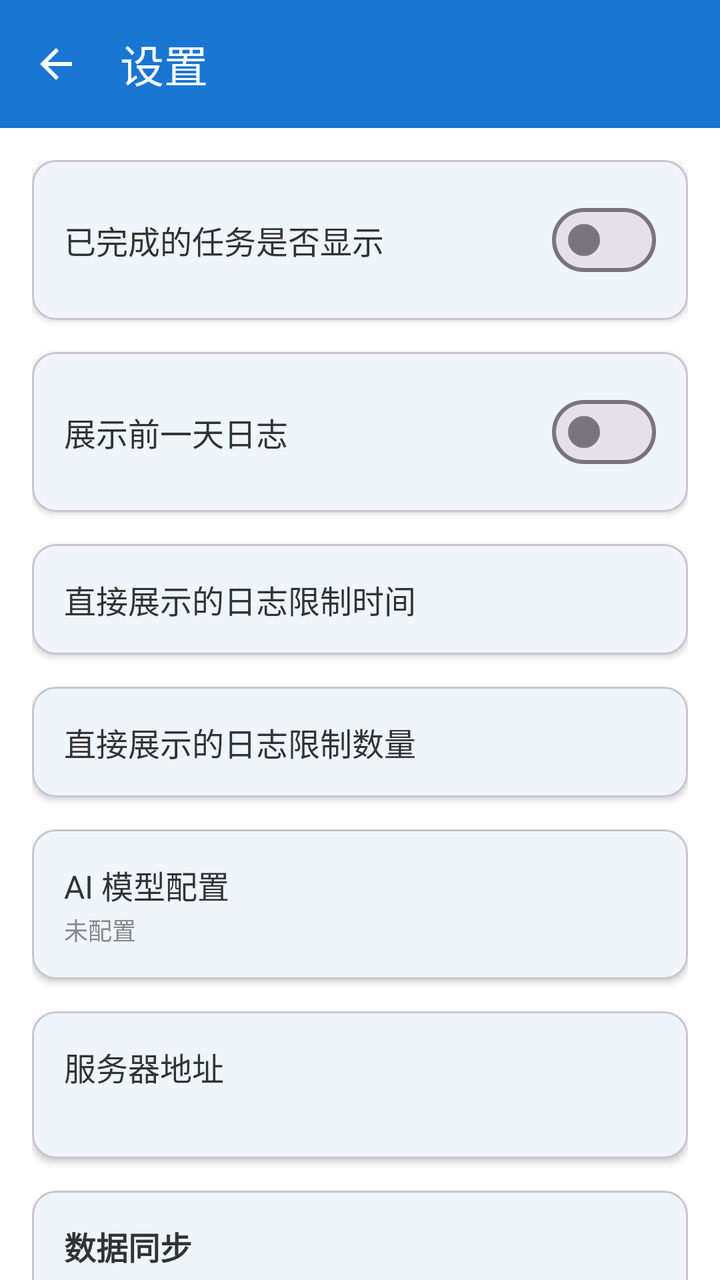
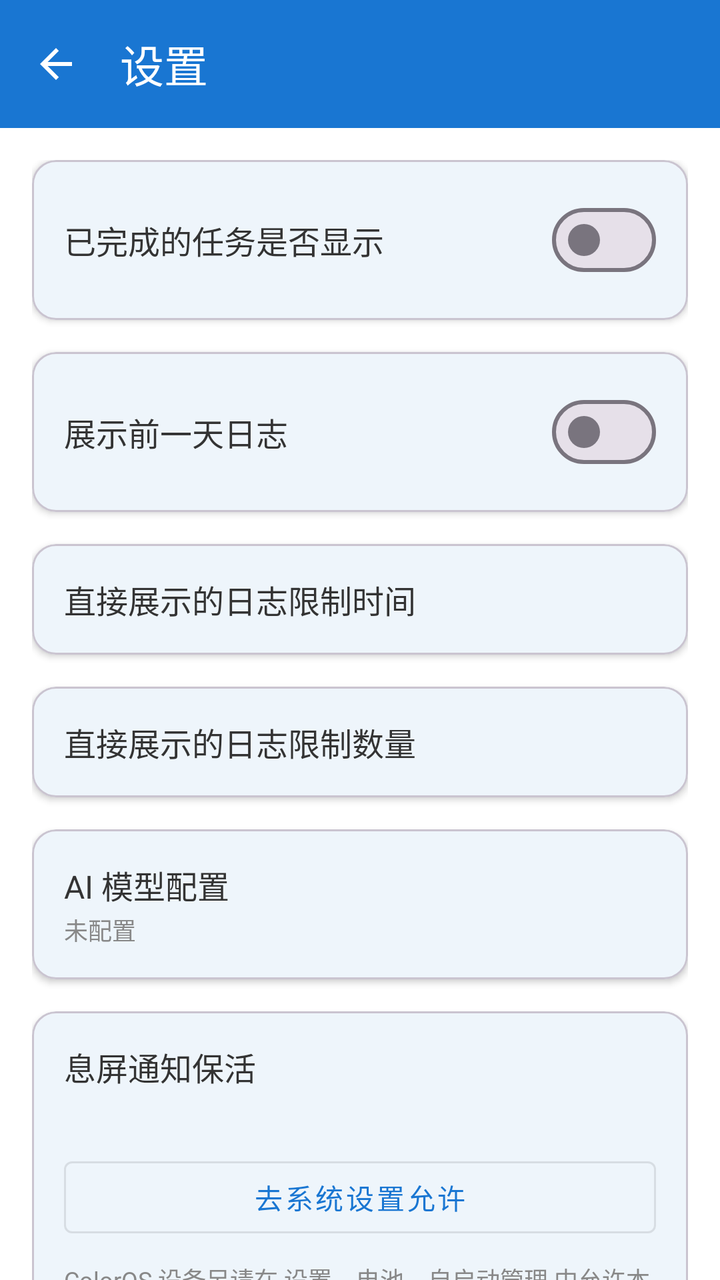

Two renders of the same Android screen: before a commit and after it. Below are the layout's source before the change and the commit's diff.
<!-- AndroidManifest.xml: application theme Theme.Project_Pandora -->
<!-- res/layout/activity_settings.xml -->
<?xml version="1.0" encoding="utf-8"?>
<layout xmlns:android="http://schemas.android.com/apk/res/android"
    xmlns:app="http://schemas.android.com/apk/res-auto">

    <data>

    </data>

    <androidx.constraintlayout.widget.ConstraintLayout
        android:layout_width="match_parent"
        android:layout_height="match_parent"
        android:background="@color/color_bg_page">

        <com.google.android.material.appbar.MaterialToolbar
            android:id="@+id/toolbar"
            android:layout_width="match_parent"
            android:layout_height="wrap_content"
            android:background="?attr/colorPrimary"
            app:title="设置"
            app:titleTextColor="@android:color/white"
            app:navigationIcon="@drawable/ic_back"
            app:layout_constraintTop_toTopOf="parent" />

        
        <ScrollView
            android:layout_width="match_parent"
            android:layout_height="0dp"
            android:fillViewport="true"
            android:scrollbars="none"
            app:layout_constraintTop_toBottomOf="@id/toolbar"
            app:layout_constraintBottom_toBottomOf="parent">

            <LinearLayout
                android:layout_width="match_parent"
                android:layout_height="wrap_content"
                android:orientation="vertical"
                android:padding="16dp">

            <com.google.android.material.card.MaterialCardView
                android:layout_width="match_parent"
                android:layout_height="wrap_content"
                android:layout_marginBottom="16dp"
                app:cardCornerRadius="12dp"
                app:cardElevation="2dp">

                <LinearLayout
                    android:layout_width="match_parent"
                    android:layout_height="wrap_content"
                    android:orientation="horizontal"
                    android:gravity="center_vertical"
                    android:padding="16dp">

                    <TextView
                        android:layout_width="0dp"
                        android:layout_height="wrap_content"
                        android:layout_weight="1"
                        android:text="已完成的任务是否显示"
                        android:textSize="16sp"
                        android:textColor="@color/color_text_primary" />

                    <com.google.android.material.materialswitch.MaterialSwitch
                        android:id="@+id/switch_show_completed"
                        android:layout_width="wrap_content"
                        android:layout_height="wrap_content" />

                </LinearLayout>
            </com.google.android.material.card.MaterialCardView>

            <com.google.android.material.card.MaterialCardView
                android:layout_width="match_parent"
                android:layout_height="wrap_content"
                android:layout_marginBottom="16dp"
                app:cardCornerRadius="12dp"
                app:cardElevation="2dp">

                <LinearLayout
                    android:layout_width="match_parent"
                    android:layout_height="wrap_content"
                    android:orientation="horizontal"
                    android:gravity="center_vertical"
                    android:padding="16dp">

                    <TextView
                        android:layout_width="0dp"
                        android:layout_height="wrap_content"
                        android:layout_weight="1"
                        android:text="展示前一天日志"
                        android:textSize="16sp"
                        android:textColor="@color/color_text_primary" />

                    <com.google.android.material.materialswitch.MaterialSwitch
                        android:id="@+id/switch_show_yesterday_log"
                        android:layout_width="wrap_content"
                        android:layout_height="wrap_content" />

                </LinearLayout>
            </com.google.android.material.card.MaterialCardView>

            <com.google.android.material.card.MaterialCardView
                android:id="@+id/card_log_time_limit"
                android:layout_width="match_parent"
                android:layout_height="wrap_content"
                android:layout_marginBottom="16dp"
                app:cardCornerRadius="12dp"
                app:cardElevation="2dp">

                <LinearLayout
                    android:layout_width="match_parent"
                    android:layout_height="wrap_content"
                    android:orientation="horizontal"
                    android:gravity="center_vertical"
                    android:padding="16dp">

                    <TextView
                        android:layout_width="0dp"
                        android:layout_height="wrap_content"
                        android:layout_weight="1"
                        android:text="直接展示的日志限制时间"
                        android:textSize="16sp"
                        android:textColor="@color/color_text_primary" />

                    <TextView
                        android:id="@+id/text_log_time_limit_value"
                        android:layout_width="wrap_content"
                        android:layout_height="wrap_content"
                        android:textSize="16sp"
                        android:textColor="@color/color_text_secondary" />

                </LinearLayout>
            </com.google.android.material.card.MaterialCardView>

            <com.google.android.material.card.MaterialCardView
                android:id="@+id/card_log_count_limit"
                android:layout_width="match_parent"
                android:layout_height="wrap_content"
                android:layout_marginBottom="16dp"
                app:cardCornerRadius="12dp"
                app:cardElevation="2dp">

                <LinearLayout
                    android:layout_width="match_parent"
                    android:layout_height="wrap_content"
                    android:orientation="horizontal"
                    android:gravity="center_vertical"
                    android:padding="16dp">

                    <TextView
                        android:layout_width="0dp"
                        android:layout_height="wrap_content"
                        android:layout_weight="1"
                        android:text="直接展示的日志限制数量"
                        android:textSize="16sp"
                        android:textColor="@color/color_text_primary" />

                    <TextView
                        android:id="@+id/text_log_count_limit_value"
                        android:layout_width="wrap_content"
                        android:layout_height="wrap_content"
                        android:textSize="16sp"
                        android:textColor="@color/color_text_secondary" />

                </LinearLayout>
            </com.google.android.material.card.MaterialCardView>

            <com.google.android.material.card.MaterialCardView
                android:id="@+id/card_ai_config"
                android:layout_width="match_parent"
                android:layout_height="wrap_content"
                android:layout_marginBottom="16dp"
                app:cardCornerRadius="12dp"
                app:cardElevation="2dp">

                <LinearLayout
                    android:layout_width="match_parent"
                    android:layout_height="wrap_content"
                    android:orientation="horizontal"
                    android:gravity="center_vertical"
                    android:padding="16dp">

                    <LinearLayout
                        android:layout_width="0dp"
                        android:layout_height="wrap_content"
                        android:orientation="vertical"
                        android:layout_weight="1">

                        <TextView
                            android:layout_width="match_parent"
                            android:layout_height="wrap_content"
                            android:text="AI 模型配置"
                            android:textSize="16sp"
                            android:textColor="@color/color_text_primary" />

                        <TextView
                            android:id="@+id/text_ai_config_summary"
                            android:layout_width="match_parent"
                            android:layout_height="wrap_content"
                            android:layout_marginTop="2dp"
                            android:text="未配置"
                            android:textSize="12sp"
                            android:textColor="@color/color_text_secondary" />

                    </LinearLayout>

                </LinearLayout>
            </com.google.android.material.card.MaterialCardView>

            
            <com.google.android.material.card.MaterialCardView
                android:id="@+id/card_server_config"
                android:layout_width="match_parent"
                android:layout_height="wrap_content"
                android:layout_marginBottom="16dp"
                app:cardCornerRadius="12dp"
                app:cardElevation="2dp">

                <LinearLayout
                    android:layout_width="match_parent"
                    android:layout_height="wrap_content"
                    android:orientation="horizontal"
                    android:gravity="center_vertical"
                    android:padding="16dp">

                    <LinearLayout
                        android:layout_width="0dp"
                        android:layout_height="wrap_content"
                        android:orientation="vertical"
                        android:layout_weight="1">

                        <TextView
                            android:layout_width="match_parent"
                            android:layout_height="wrap_content"
                            android:text="@string/settings_server_card_title"
                            android:textSize="16sp"
                            android:textColor="@color/color_text_primary" />

                        <TextView
                            android:id="@+id/text_server_summary"
                            android:layout_width="match_parent"
                            android:layout_height="wrap_content"
                            android:layout_marginTop="2dp"
                            android:textSize="12sp"
                            android:textColor="@color/color_text_secondary" />

                    </LinearLayout>

                </LinearLayout>
            </com.google.android.material.card.MaterialCardView>

            <com.google.android.material.card.MaterialCardView
                android:id="@+id/card_sync"
                android:layout_width="match_parent"
                android:layout_height="wrap_content"
                android:layout_marginBottom="16dp"
                app:cardCornerRadius="12dp"
                app:cardElevation="2dp">

                <LinearLayout
                    android:layout_width="match_parent"
                    android:layout_height="wrap_content"
                    android:orientation="vertical"
                    android:padding="16dp">

                    <TextView
                        android:layout_width="match_parent"
                        android:layout_height="wrap_content"
                        android:text="数据同步"
                        android:textSize="16sp"
                        android:textColor="@color/color_text_primary"
                        android:textStyle="bold"
                        android:layout_marginBottom="8dp" />

                    <TextView
                        android:id="@+id/text_sync_status"
                        android:layout_width="match_parent"
                        android:layout_height="wrap_content"
                        android:textSize="14sp"
                        android:textColor="@color/color_text_secondary"
                        android:layout_marginBottom="8dp" />

                    <TextView
                        android:id="@+id/text_sync_progress"
                        android:layout_width="match_parent"
                        android:layout_height="wrap_content"
                        android:textSize="14sp"
                        android:textColor="@color/color_text_secondary"
                        android:layout_marginBottom="8dp"
                        android:visibility="gone" />

                    <com.google.android.material.button.MaterialButton
                        android:id="@+id/btn_resync"
                        android:layout_width="match_parent"
                        android:layout_height="wrap_content"
                        android:text="重新同步"
                        android:visibility="gone" />

                </LinearLayout>
            </com.google.android.material.card.MaterialCardView>

            
            <com.google.android.material.card.MaterialCardView
                android:layout_width="match_parent"
                android:layout_height="wrap_content"
                android:layout_marginBottom="16dp"
                app:cardCornerRadius="12dp"
                app:cardElevation="2dp">

                <LinearLayout
                    android:layout_width="match_parent"
                    android:layout_height="wrap_content"
                    android:orientation="vertical"
                    android:padding="16dp">

                    <TextView
                        android:layout_width="match_parent"
                        android:layout_height="wrap_content"
                        android:text="通知设置"
                        android:textSize="16sp"
                        android:textColor="@color/color_text_primary"
                        android:textStyle="bold"
                        android:layout_marginBottom="12dp" />

                    <LinearLayout
                        android:layout_width="match_parent"
                        android:layout_height="wrap_content"
                        android:orientation="horizontal"
                        android:gravity="center_vertical"
                        android:layout_marginBottom="8dp">

                        <TextView
                            android:layout_width="0dp"
                            android:layout_height="wrap_content"
                            android:layout_weight="1"
                            android:text="新任务通知"
                            android:textSize="15sp"
                            android:textColor="@color/color_text_primary" />

                        <com.google.android.material.materialswitch.MaterialSwitch
                            android:id="@+id/switch_notif_new_task"
                            android:layout_width="wrap_content"
                            android:layout_height="wrap_content" />

                    </LinearLayout>

                    <LinearLayout
                        android:layout_width="match_parent"
                        android:layout_height="wrap_content"
                        android:orientation="horizontal"
                        android:gravity="center_vertical"
                        android:layout_marginBottom="8dp">

                        <TextView
                            android:layout_width="0dp"
                            android:layout_height="wrap_content"
                            android:layout_weight="1"
                            android:text="任务完成通知"
                            android:textSize="15sp"
                            android:textColor="@color/color_text_primary" />

                        <com.google.android.material.materialswitch.MaterialSwitch
                            android:id="@+id/switch_notif_status_change"
                            android:layout_width="wrap_content"
                            android:layout_height="wrap_content" />

                    </LinearLayout>

                    <LinearLayout
                        android:layout_width="match_parent"
                        android:layout_height="wrap_content"
                        android:orientation="horizontal"
                        android:gravity="center_vertical"
                        android:layout_marginBottom="8dp">

                        <TextView
                            android:layout_width="0dp"
                            android:layout_height="wrap_content"
                            android:layout_weight="1"
                            android:text="下属完成日志通知"
                            android:textSize="15sp"
                            android:textColor="@color/color_text_primary" />

                        <com.google.android.material.materialswitch.MaterialSwitch
                            android:id="@+id/switch_notif_log_completed"
                            android:layout_width="wrap_content"
                            android:layout_height="wrap_content" />

                    </LinearLayout>

                    <LinearLayout
                        android:layout_width="match_parent"
                        android:layout_height="wrap_content"
                        android:orientation="horizontal"
                        android:gravity="center_vertical"
                        android:layout_marginBottom="8dp">

                        <TextView
                            android:layout_width="0dp"
                            android:layout_height="wrap_content"
                            android:layout_weight="1"
                            android:text="十大任务派发变更通知"
                            android:textSize="15sp"
                            android:textColor="@color/color_text_primary" />

                        <com.google.android.material.materialswitch.MaterialSwitch
                            android:id="@+id/switch_notif_top10_dispatch"
                            android:layout_width="wrap_content"
                            android:layout_height="wrap_content" />

                    </LinearLayout>

                    <LinearLayout
                        android:layout_width="match_parent"
                        android:layout_height="wrap_content"
                        android:orientation="horizontal"
                        android:gravity="center_vertical">

                        <TextView
                            android:layout_width="0dp"
                            android:layout_height="wrap_content"
                            android:layout_weight="1"
                            android:text="十大重要事项变更通知"
                            android:textSize="15sp"
                            android:textColor="@color/color_text_primary" />

                        <com.google.android.material.materialswitch.MaterialSwitch
                            android:id="@+id/switch_notif_top10_important"
                            android:layout_width="wrap_content"
                            android:layout_height="wrap_content" />

                    </LinearLayout>

                </LinearLayout>
            </com.google.android.material.card.MaterialCardView>

            </LinearLayout>
        </ScrollView>

    </androidx.constraintlayout.widget.ConstraintLayout>
</layout>
<!-- resources referenced by this layout -->
<resources>
  <color name="color_bg_page">#FFFFFFFF</color>
  <color name="color_text_primary">#FF333333</color>
  <color name="color_text_secondary">#FF888888</color>
  <!-- drawable ic_back (drawable) -->
  <vector xmlns:android="http://schemas.android.com/apk/res/android"
      android:width="24dp"
      android:height="24dp"
      android:viewportWidth="24"
      android:viewportHeight="24"
      android:tint="?attr/colorOnPrimary">
      <path
          android:fillColor="@android:color/white"
          android:pathData="M20,11H7.83l5.59,-5.59L12,4l-8,8 8,8 1.41,-1.41L7.83,13H20v-2z" />
  </vector>
  <string name="settings_server_card_title">服务器地址</string>
  <style name="Theme.Project_Pandora" parent="Base.Theme.Project_Pandora" />
  <style name="Base.Theme.Project_Pandora" parent="Theme.Material3.DayNight.NoActionBar">
          
          <item name="colorPrimary">@color/color_calendar_today</item>
          <item name="colorOnPrimary">@color/white</item>
          <item name="colorSurface">@color/color_bg_page</item>
          <item name="colorOnSurface">@color/color_text_primary</item>
          <item name="colorOnSurfaceVariant">@color/color_text_secondary</item>
          <item name="android:colorBackground">@color/color_bg_page</item>
          <item name="android:textColorPrimary">@color/color_text_primary</item>
          <item name="android:textColorSecondary">@color/color_text_secondary</item>
      </style>
  <color name="color_calendar_today">#FF1976D2</color>
  <color name="white">#FFFFFFFF</color>
</resources>

<!-- the commit's change to res/layout/activity_settings.xml (unified diff, before → after) -->
@@ -205,7 +205,64 @@
             </com.google.android.material.card.MaterialCardView>
 
             
-            <com.google.android.material.card.MaterialCardView
+            
+        
+        <com.google.android.material.card.MaterialCardView
+            android:layout_width="match_parent"
+            android:layout_height="wrap_content"
+            android:layout_marginBottom="16dp"
+            app:cardCornerRadius="12dp"
+            app:cardElevation="2dp">
+
+            <LinearLayout
+                android:layout_width="match_parent"
+                android:layout_height="wrap_content"
+                android:orientation="vertical"
+                android:padding="16dp">
+
+                <TextView
+                    android:layout_width="match_parent"
+                    android:layout_height="wrap_content"
+                    android:text="@string/keep_alive_card_title"
+                    android:textSize="16sp"
+                    android:textColor="@color/color_text_primary" />
+
+                <TextView
+                    android:id="@+id/text_keep_alive_summary"
+                    android:layout_width="match_parent"
+                    android:layout_height="wrap_content"
+                    android:layout_marginTop="4dp"
+                    android:textSize="13sp"
+                    android:textColor="@color/color_text_secondary" />
+
+                <com.google.android.material.button.MaterialButton
+                    android:id="@+id/btn_battery_whitelist"
+                    style="@style/Widget.MaterialComponents.Button.OutlinedButton"
+                    android:layout_width="match_parent"
+                    android:layout_height="wrap_content"
+                    android:layout_marginTop="8dp"
+                    android:text="@string/keep_alive_btn_whitelist" />
+
+                <TextView
+                    android:layout_width="match_parent"
+                    android:layout_height="wrap_content"
+                    android:layout_marginTop="8dp"
+                    android:text="@string/keep_alive_coloros_note"
+                    android:textSize="12sp"
+                    android:textColor="@color/color_text_secondary" />
+
+                <TextView
+                    android:layout_width="match_parent"
+                    android:layout_height="wrap_content"
+                    android:layout_marginTop="4dp"
+                    android:text="@string/keep_alive_manual_path"
+                    android:textSize="11sp"
+                    android:textColor="@color/color_text_secondary" />
+
+            </LinearLayout>
+        </com.google.android.material.card.MaterialCardView>
+
+<com.google.android.material.card.MaterialCardView
                 android:id="@+id/card_server_config"
                 android:layout_width="match_parent"
                 android:layout_height="wrap_content"
<!-- resource entries referenced after the edit -->
@@ -14,6 +14,10 @@
           android:fillColor="@android:color/white"
           android:pathData="M20,11H7.83l5.59,-5.59L12,4l-8,8 8,8 1.41,-1.41L7.83,13H20v-2z" />
   </vector>
+  <string name="keep_alive_btn_whitelist">去系统设置允许</string>
+  <string name="keep_alive_card_title">息屏通知保活</string>
+  <string name="keep_alive_coloros_note">ColorOS 设备另请在 设置→电池→自启动管理 中允许本应用自启动与后台运行</string>
+  <string name="keep_alive_manual_path">无法自动跳转时请手动操作：设置→电池→应用耗电管理→潘多拉→允许完全后台行为</string>
   <string name="settings_server_card_title">服务器地址</string>
   <style name="Theme.Project_Pandora" parent="Base.Theme.Project_Pandora" />
   <style name="Base.Theme.Project_Pandora" parent="Theme.Material3.DayNight.NoActionBar">
